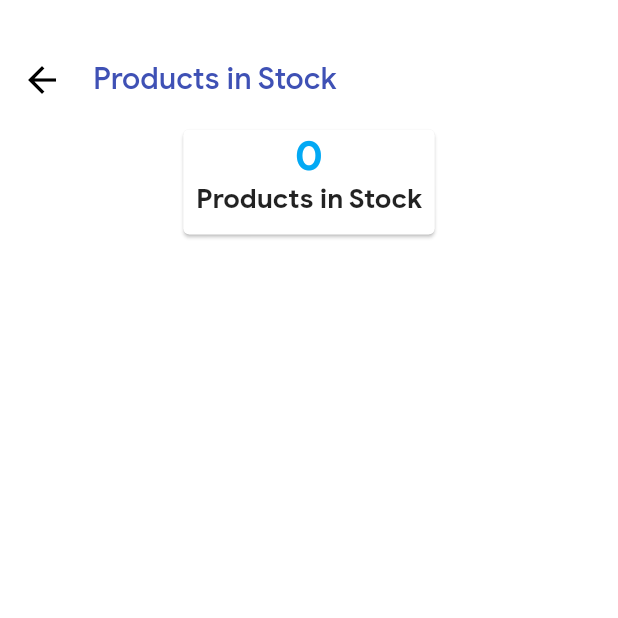
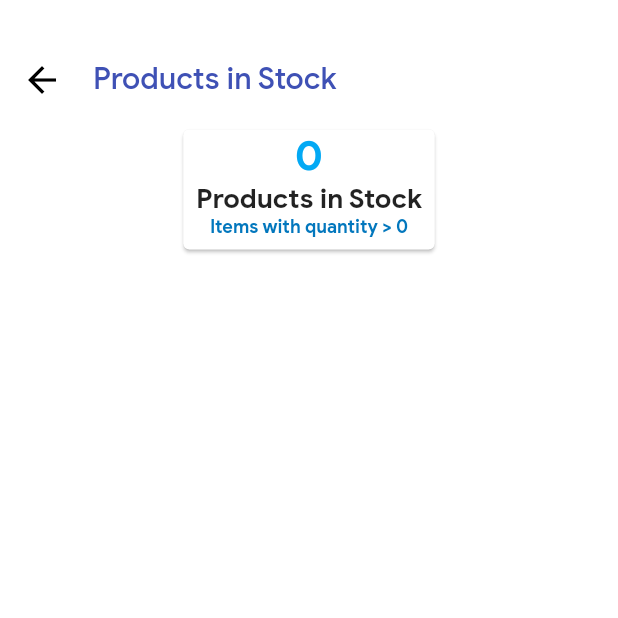
Before and after one commit to saurav0001kumar/Sales-n-Inventory-Management-System, a Flutter app: the ItemsList screen opened directly, on a phone screen of 412 x 824 dp, the top half of it. Run offline on Flutter 3.47's test engine with Material 2 defaults, Android fonts, the phone set to English and light mode, and no system bars; our stand-ins replace animated_text_kit, cloud_firestore, firebase_auth, firebase_core, flutter_icons, flutter_local_notifications and 1 more; missing offline and left inert: fancy_drawer, flutter_barcode_scanner; accounts and stored records are empty.

Commit message:
list_items.dart updated

```diff
--- a/sales_n_inventory_flutter_app/lib/others/items_list.dart
+++ b/sales_n_inventory_flutter_app/lib/others/items_list.dart
@@ -102,7 +102,7 @@ class ItemsListState extends State<ItemsList> {
 
               return Card(
                 child: Container(
-                  height: 70,
+                  height: 80,
                   child: Column(
                     children: [
                       Text(
@@ -118,6 +118,19 @@ class ItemsListState extends State<ItemsList> {
                           fontWeight: FontWeight.bold,
                           fontSize: 18,
                         ),
+                      ),
+                      Text(
+                        appBarTitle == "Products in Stock"
+                            ? "Items with quantity > 0"
+                            : (appBarTitle == "Low Stock Items"
+                                ? "Items with quantity <= 5"
+                                : (appBarTitle == "Items Out of Stock"
+                                    ? "Items with quantity = 0"
+                                    : "Items updated in last 30 days")),
+                        style: TextStyle(
+                            color: color2[800],
+                            fontSize: 12,
+                            fontWeight: FontWeight.w600),
                       ),
                     ],
                   ),
--- a/sales_n_inventory_flutter_app/lib/screens/screen3_inventoryHome.dart
+++ b/sales_n_inventory_flutter_app/lib/screens/screen3_inventoryHome.dart
@@ -41,7 +41,7 @@ var lowStock = FirebaseFirestore.instance
     .collection('inventory_db')
     .doc(FirebaseAuth.instance.currentUser.email.toString())
     .collection("products")
-    .where("quantity", isLessThan: 5, isGreaterThan: 0);
+    .where("quantity", isLessThan: 6, isGreaterThan: 0);
 
 var emptyStock = FirebaseFirestore.instance
     .collection('inventory_db')
@@ -111,7 +111,7 @@ class _InventoryDashboardState extends State<InventoryDashboard>
           .collection('inventory_db')
           .doc(FirebaseAuth.instance.currentUser.email.toString())
           .collection("products")
-          .where("quantity", isLessThan: 5, isGreaterThan: 0);
+          .where("quantity", isLessThan: 6, isGreaterThan: 0);
 
       emptyStock = FirebaseFirestore.instance
           .collection('inventory_db')
@@ -126,7 +126,7 @@ class _InventoryDashboardState extends State<InventoryDashboard>
           .orderBy("date_modified", descending: true)
           .where("date_modified",
               isGreaterThanOrEqualTo:
-                  DateTime.now().subtract(Duration(days: 10)));
+                  DateTime.now().subtract(Duration(days: 30)));
     });
     //
   }
```
Also changed, not shown: sales_n_inventory_flutter_app/lib/screens/screen4_addNewProduct.dart (+24 -8 lines).
